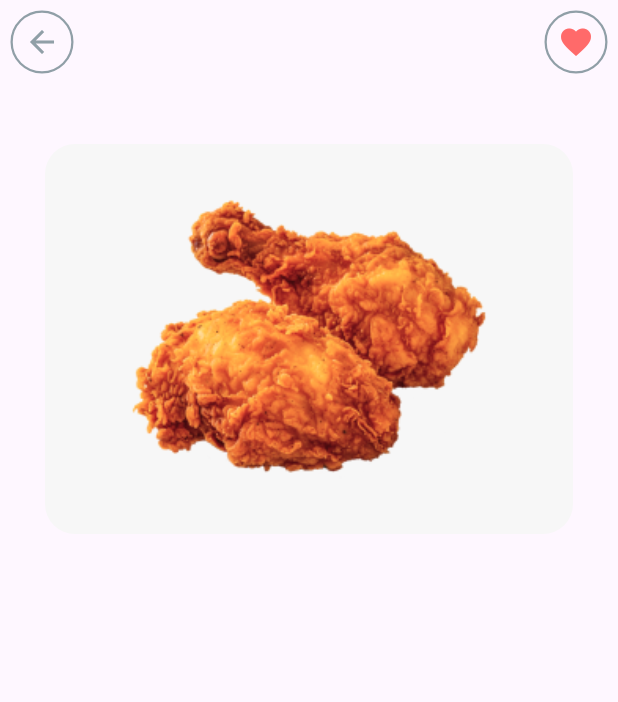
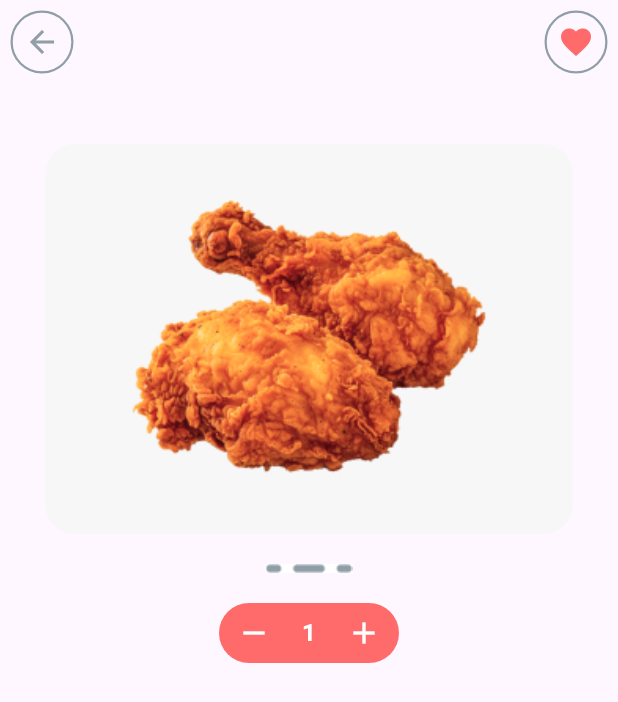
Before and after one commit to dizzpy/Foodie-Flutter, a Flutter app: the screen it shows after launch, on a phone screen of 412 x 824 dp. Shown: the top 702 px of the screen. Run offline on Flutter 3.47's test engine with Material 3 defaults, Android fonts, the phone set to English and light mode, and no system bars.

Commit message:
item conter function done

```diff
--- a/lib/main.dart
+++ b/lib/main.dart
@@ -1,5 +1,6 @@
 import 'package:flutter/material.dart';
-import 'screens/home_page.dart';
+// import 'screens/home_page.dart';
+// import 'package:foodie/screens/productItem.dart';
 import 'screens/productItem.dart';
 
 void main() {
@@ -14,7 +15,7 @@ class MyApp extends StatelessWidget {
   Widget build(BuildContext context) {
     return MaterialApp(
       debugShowCheckedModeBanner: false,
-      home: ProductItem(),
+      home: ProductItemPage(),
     );
   }
 }
--- a/lib/screens/home_page.dart
+++ b/lib/screens/home_page.dart
@@ -113,7 +113,7 @@ class HomePage extends StatelessWidget {
                   ),
                 ),
                 SizedBox(height: 30.0),
-                titleHeadingRow(heading: 'Popular'),
+                titleHeadingRow(heading: 'Populr'),
                 SizedBox(height: 30.0),
                 Container(
                   child: SingleChildScrollView(
--- a/lib/screens/productItem.dart
+++ b/lib/screens/productItem.dart
@@ -1,21 +1,24 @@
 import 'package:flutter/material.dart';
+import 'package:foodie/alert/alertless.dart';
 import 'package:foodie/const/color.dart';
 
-class ProductItem extends StatefulWidget {
-  const ProductItem({super.key});
+class ProductItemPage extends StatefulWidget {
+  const ProductItemPage({Key? key}) : super(key: key);
 
   @override
-  State<ProductItem> createState() => _ProductItemState();
+  _ProductItemPageState createState() => _ProductItemPageState();
 }
 
-class _ProductItemState extends State<ProductItem> {
+class _ProductItemPageState extends State<ProductItemPage> {
+  int itemCount = 1;
+
   @override
   Widget build(BuildContext context) {
     return Scaffold(
       appBar: AppBar(
         leading: GestureDetector(
           onTap: () {
-            print('Home Button Pressed');
+            print('Back Button Pressed');
           },
           child: Container(
             height: 30.0,
@@ -37,7 +40,7 @@ class _ProductItemState extends State<ProductItem> {
         actions: [
           GestureDetector(
             onTap: () {
-              print('Home Button Pressed');
+              print('Favorite Button Pressed');
             },
             child: Container(
               padding: EdgeInsets.all(5),
@@ -72,11 +75,71 @@ class _ProductItemState extends State<ProductItem> {
                 fit: BoxFit.contain,
               ),
               decoration: BoxDecoration(
-                  color: Color(0xFFF7F7F7),
-                  borderRadius: BorderRadius.circular(20)),
+                color: Color(0xFFF7F7F7),
+                borderRadius: BorderRadius.circular(20),
+              ),
               height: 260,
               width: double.infinity,
-            )
+            ),
+            SizedBox(height: 20),
+            Image.asset(
+              'images/imgNav.png',
+            ),
+            SizedBox(height: 20),
+            Container(
+              width: 120,
+              decoration: BoxDecoration(
+                color: colorMainRed,
+                borderRadius: BorderRadius.circular(20),
+              ),
+              child: Padding(
+                padding: const EdgeInsets.all(8),
+                child: Row(
+                  mainAxisAlignment: MainAxisAlignment.center,
+                  children: [
+                    GestureDetector(
+                      onTap: () {
+                        setState(() {
+                          if (itemCount > 0) {
+                            itemCount--;
+                            print(itemCount);
+                          } else {
+                            // Display alert or message
+                            showAlertDialog(context);
+                          }
+                        });
+                      },
+                      child: Icon(
+                        Icons.remove,
+                        color: colorWhite,
+                      ),
+                    ),
+                    SizedBox(width: 20),
+                    Text(
+                      itemCount.toString(),
+                      style: TextStyle(
+                        color: colorWhite,
+                        fontSize: 16,
+                        fontWeight: FontWeight.bold,
+                      ),
+                    ),
+                    SizedBox(width: 20),
+                    GestureDetector(
+                      onTap: () {
+                        setState(() {
+                          itemCount++;
+                          print(itemCount);
+                        });
+                      },
+                      child: Icon(
+                        Icons.add,
+                        color: colorWhite,
+                      ),
+                    ),
+                  ],
+                ),
+              ),
+            ),
           ],
         ),
       ),
```
Also changed, not shown: lib/alert/alertless.dart (added, +21 -0 lines), images/imgNav.png (added).
